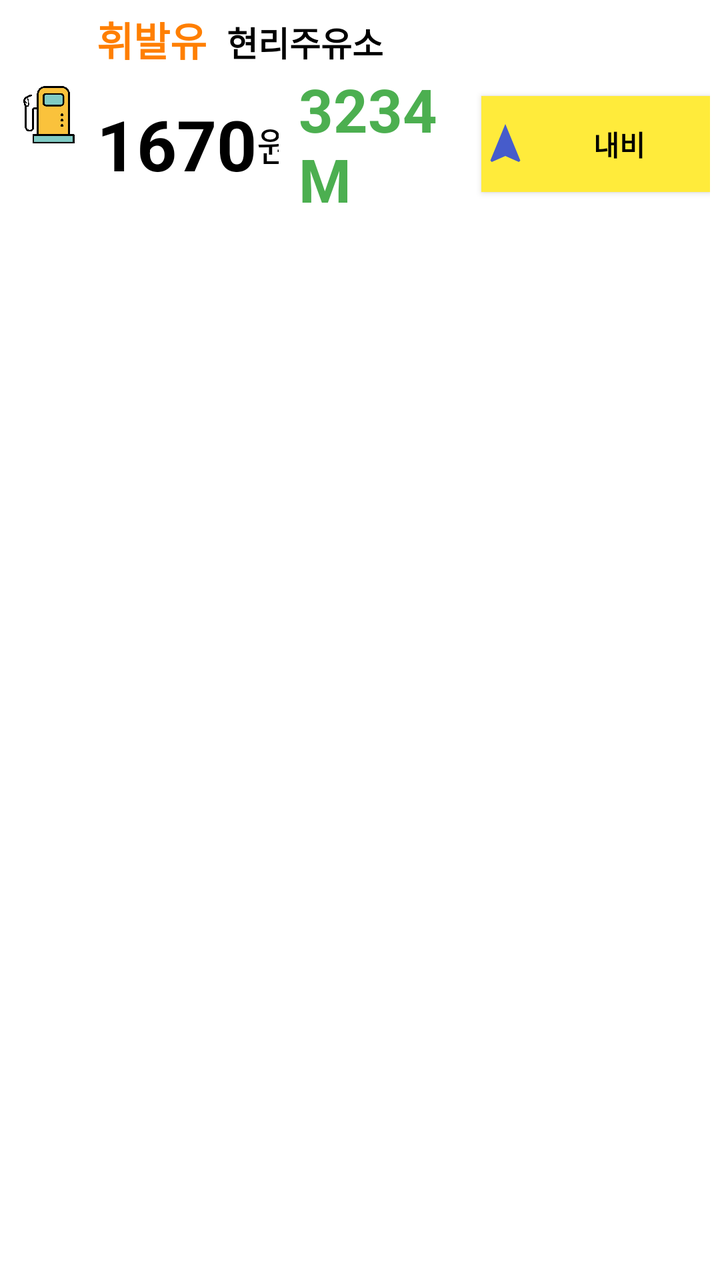
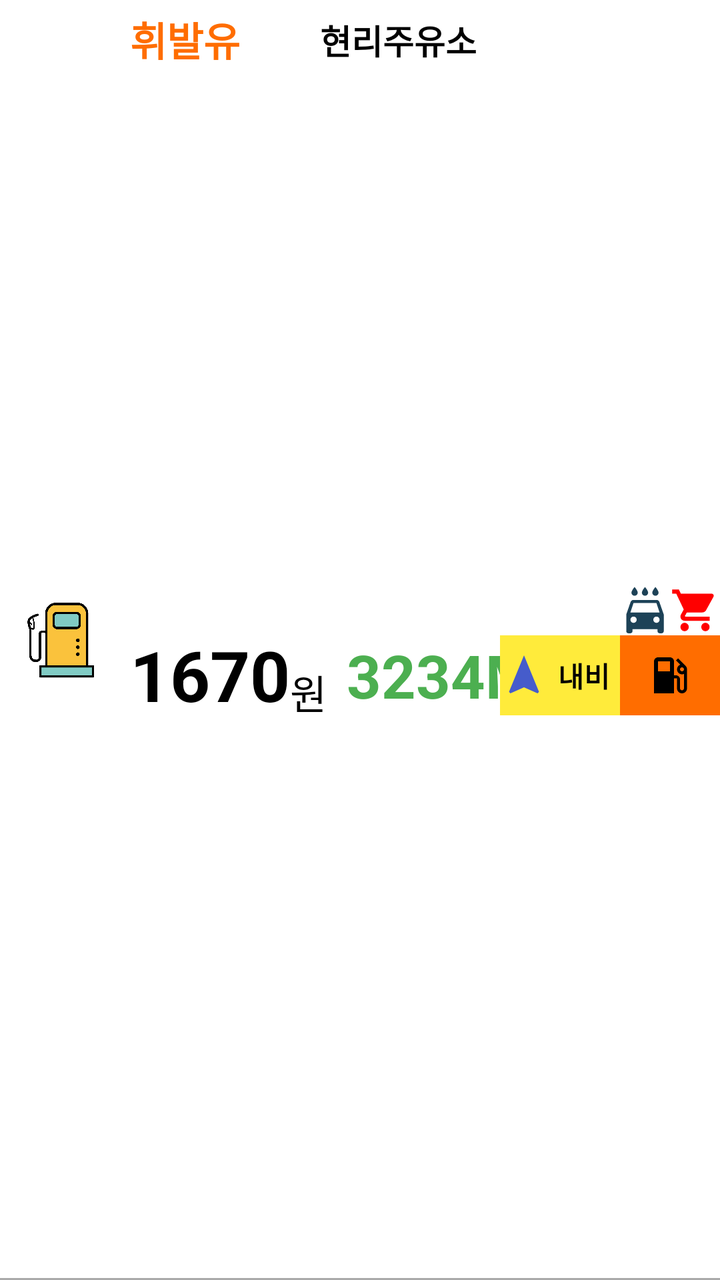

Two renders of the same Android screen: before a commit and after it. Below are the layout's source before the change and the commit's diff.
<!-- AndroidManifest.xml: application theme Theme.AppCompat.NoActionBar -->
<!-- res/layout/item_recyclerview.xml -->
<?xml version="1.0" encoding="utf-8"?>
<LinearLayout xmlns:android="http://schemas.android.com/apk/res/android"
    xmlns:app="http://schemas.android.com/apk/res-auto"
    xmlns:tools="http://schemas.android.com/tools"
    android:layout_width="match_parent"
    android:layout_height="wrap_content"
    android:background="#ffff"
    android:orientation="horizontal">

    <LinearLayout
        android:layout_width="match_parent"
        android:layout_height="wrap_content"
        android:gravity="center_vertical"
        android:orientation="horizontal"
        android:padding="5dp">

        <ImageView
            android:id="@+id/oil_image"
            android:layout_width="0dp"
            android:layout_height="match_parent"
            android:layout_weight="1.5"
            android:src="@drawable/oil_2" />

        <LinearLayout
            android:layout_width="0dp"
            android:layout_height="wrap_content"
            android:layout_marginLeft="5dp"
            android:layout_weight="12"
            android:orientation="vertical">

            <LinearLayout
                android:layout_weight="3"
                android:layout_width="match_parent"
                android:layout_height="0dp"
                android:orientation="horizontal">

                <TextView
                    android:id="@+id/oil_kind"
                    android:layout_width="wrap_content"
                    android:layout_height="wrap_content"
                    android:text="휘발유"
                    android:gravity="center"
                    android:textStyle="bold"
                    android:textColor="#ff7f00"
                    android:textSize="20sp" />

                <TextView
                    android:id="@+id/name"
                    android:layout_width="match_parent"
                    android:layout_height="wrap_content"
                    android:layout_marginLeft="10dp"
                    android:text="현리주유소"
                    android:textColor="#000000"
                    android:textSize="17sp"
                    android:textStyle="bold" />


            </LinearLayout>

            <LinearLayout
                android:layout_width="match_parent"
                android:layout_height="0dp"
                android:orientation="horizontal"
                android:layout_weight="5">

                <LinearLayout
                    android:layout_width="0dp"
                    android:layout_height="match_parent"
                    android:orientation="horizontal"
                    android:gravity="center_vertical"
                    android:layout_weight="0.8">

                    <TextView
                        android:id="@+id/price"
                        android:layout_width="wrap_content"
                        android:layout_height="wrap_content"
                        android:gravity="center_vertical"
                        android:text="1670"
                        android:textColor="#000000"
                        android:textSize="35dp"
                        android:autoSizeTextType="uniform"
                        android:textStyle="bold" />

                    <TextView
                        android:layout_width="wrap_content"
                        android:layout_height="wrap_content"
                        android:text="원"
                        android:gravity="center_vertical"
                        android:textSize="20sp"
                        android:textColor="#000000"
                        />


                </LinearLayout>


                <TextView
                    android:layout_marginLeft="10dp"
                    android:id="@+id/distance"
                    android:layout_width="0dp"
                    android:layout_height="wrap_content"
                    android:layout_weight="0.8"
                    android:text="3234M"
                    android:gravity="left"
                    android:layout_gravity="center_vertical"
                    android:textColor="#4CAF50"
                    android:textSize="30sp"
                    android:textStyle="bold" />


                <androidx.appcompat.widget.AppCompatButton
                    android:id="@+id/navi_button_kakao"
                    android:layout_width="0dp"
                    android:layout_height="wrap_content"
                    android:layout_weight="1"
                    android:text="내비"
                    android:drawableLeft="@drawable/navi_blue"
                    android:textColor="@color/black"
                    android:background="#FFEB3B"
                    android:layout_gravity="center_vertical"
                    android:textStyle="bold" />



            </LinearLayout>

        </LinearLayout>


    </LinearLayout>



    <View
        android:layout_width="match_parent"
        android:layout_height="1dp"
        android:layout_marginHorizontal="10dp"
        android:background="#aaa"/>


</LinearLayout>
<!-- resources referenced by this layout -->
<resources>
  <color name="black">#FF000000</color>
  <!-- drawable navi_blue (drawable) -->
  <vector android:height="24dp" android:tint="#465CCB"
      android:viewportHeight="24" android:viewportWidth="24"
      android:width="24dp" xmlns:android="http://schemas.android.com/apk/res/android">
      <path android:fillColor="@android:color/white" android:pathData="M12,2L4.5,20.29l0.71,0.71L12,18l6.79,3 0.71,-0.71z"/>
  </vector>
  <!-- drawable oil_2: png bitmap (drawable, 16014 bytes) -->
</resources>

<!-- the commit's change to res/layout/item_recyclerview.xml (unified diff, before → after) -->
@@ -1,141 +1,139 @@
 <?xml version="1.0" encoding="utf-8"?>
-<LinearLayout xmlns:android="http://schemas.android.com/apk/res/android"
+<androidx.constraintlayout.widget.ConstraintLayout xmlns:android="http://schemas.android.com/apk/res/android"
     xmlns:app="http://schemas.android.com/apk/res-auto"
     xmlns:tools="http://schemas.android.com/tools"
     android:layout_width="match_parent"
-    android:layout_height="wrap_content"
-    android:background="#ffff"
-    android:orientation="horizontal">
-
-    <LinearLayout
-        android:layout_width="match_parent"
-        android:layout_height="wrap_content"
-        android:gravity="center_vertical"
-        android:orientation="horizontal"
-        android:padding="5dp">
-
-        <ImageView
-            android:id="@+id/oil_image"
-            android:layout_width="0dp"
-            android:layout_height="match_parent"
-            android:layout_weight="1.5"
-            android:src="@drawable/oil_2" />
-
-        <LinearLayout
-            android:layout_width="0dp"
-            android:layout_height="wrap_content"
-            android:layout_marginLeft="5dp"
-            android:layout_weight="12"
-            android:orientation="vertical">
-
-            <LinearLayout
-                android:layout_weight="3"
-                android:layout_width="match_parent"
-                android:layout_height="0dp"
-                android:orientation="horizontal">
-
-                <TextView
-                    android:id="@+id/oil_kind"
-                    android:layout_width="wrap_content"
-                    android:layout_height="wrap_content"
-                    android:text="휘발유"
-                    android:gravity="center"
-                    android:textStyle="bold"
-                    android:textColor="#ff7f00"
-                    android:textSize="20sp" />
-
-                <TextView
-                    android:id="@+id/name"
-                    android:layout_width="match_parent"
-                    android:layout_height="wrap_content"
-                    android:layout_marginLeft="10dp"
-                    android:text="현리주유소"
-                    android:textColor="#000000"
-                    android:textSize="17sp"
-                    android:textStyle="bold" />
+    android:layout_height="100dp"
+    android:background="@color/white">
 
 
-            </LinearLayout>
+    <ImageView
+        android:id="@+id/oil_image"
+        android:layout_width="50dp"
+        android:layout_height="50dp"
+        android:layout_marginStart="5dp"
+        android:src="@drawable/oil_2"
+        app:layout_constraintBottom_toBottomOf="parent"
+        app:layout_constraintStart_toStartOf="parent"
+        app:layout_constraintTop_toTopOf="parent" />
 
-            <LinearLayout
-                android:layout_width="match_parent"
-                android:layout_height="0dp"
-                android:orientation="horizontal"
-                android:layout_weight="5">
+    <TextView
+        android:id="@+id/oil_kind"
+        android:layout_width="wrap_content"
+        android:layout_height="wrap_content"
+        android:layout_marginStart="10dp"
+        android:layout_marginTop="5dp"
+        android:text="휘발유"
+        android:textColor="@color/app_background"
+        android:textSize="20sp"
+        android:textStyle="bold"
+        app:layout_constraintStart_toEndOf="@+id/oil_image"
+        app:layout_constraintTop_toTopOf="parent" />
 
-                <LinearLayout
-                    android:layout_width="0dp"
-                    android:layout_height="match_parent"
-                    android:orientation="horizontal"
-                    android:gravity="center_vertical"
-                    android:layout_weight="0.8">
-
-                    <TextView
-                        android:id="@+id/price"
-                        android:layout_width="wrap_content"
-                        android:layout_height="wrap_content"
-                        android:gravity="center_vertical"
-                        android:text="1670"
-                        android:textColor="#000000"
-                        android:textSize="35dp"
-                        android:autoSizeTextType="uniform"
-                        android:textStyle="bold" />
-
-                    <TextView
-                        android:layout_width="wrap_content"
-                        android:layout_height="wrap_content"
-                        android:text="원"
-                        android:gravity="center_vertical"
-                        android:textSize="20sp"
-                        android:textColor="#000000"
-                        />
+    <TextView
+        android:id="@+id/name"
+        android:layout_width="wrap_content"
+        android:layout_height="wrap_content"
+        android:layout_marginStart="40dp"
+        android:text="현리주유소"
+        android:textColor="@color/black"
+        android:textSize="17sp"
+        android:textStyle="bold"
+        app:layout_constraintBottom_toBottomOf="@+id/oil_kind"
+        app:layout_constraintStart_toEndOf="@+id/oil_kind"
+        app:layout_constraintTop_toTopOf="@+id/oil_kind" />
 
 
-                </LinearLayout>
+    <TextView
+        android:id="@+id/price"
+        android:layout_width="wrap_content"
+        android:layout_height="wrap_content"
+        android:layout_marginStart="10dp"
+        android:gravity="center_vertical"
+        android:text="1670"
+        android:textColor="#000000"
+        android:textSize="35sp"
+        android:textStyle="bold"
+        app:layout_constraintBottom_toBottomOf="parent"
+        app:layout_constraintStart_toEndOf="@+id/oil_image"
+        app:layout_constraintTop_toBottomOf="@+id/oil_kind" />
+
+    <TextView
+        android:id="@+id/textView4"
+        android:layout_width="wrap_content"
+        android:layout_height="wrap_content"
+        android:text="@string/won"
+        android:textColor="#000000"
+        android:textSize="20sp"
+        app:layout_constraintBottom_toBottomOf="@+id/price"
+        app:layout_constraintStart_toEndOf="@+id/price" />
+
+    <TextView
+        android:id="@+id/distance"
+        android:layout_width="0dp"
+        android:layout_height="wrap_content"
+        android:layout_marginStart="10dp"
+        android:text="3234M"
+        android:textColor="#4CAF50"
+        android:textSize="30sp"
+        android:textStyle="bold"
+        app:layout_constraintBottom_toBottomOf="@+id/price"
+        app:layout_constraintStart_toEndOf="@+id/textView4"
+        app:layout_constraintTop_toTopOf="@+id/price" />
+
+    <TextView
+        android:id="@+id/navi_button_kakao"
+        android:layout_width="60dp"
+        android:layout_height="40dp"
+        android:background="#FFEB3B"
+        android:gravity="center"
+        android:text="@string/navi"
+        android:textColor="@color/black"
+        android:textStyle="bold"
+        app:drawableStartCompat="@drawable/navi_blue"
+        app:layout_constraintBottom_toBottomOf="@+id/distance"
+        app:layout_constraintEnd_toStartOf="@+id/intelButton"
+        app:layout_constraintTop_toTopOf="@+id/distance" />
+
+    <ImageButton
+        android:id="@+id/intelButton"
+        android:layout_width="50dp"
+        android:layout_height="40dp"
+        android:background="@color/app_background"
+        android:contentDescription="@string/gas_station_info_detail"
+        android:src="@drawable/gas"
+        app:layout_constraintBottom_toBottomOf="@+id/navi_button_kakao"
+        app:layout_constraintEnd_toEndOf="parent"
+        app:layout_constraintTop_toTopOf="@+id/navi_button_kakao" />
 
 
-                <TextView
-                    android:layout_marginLeft="10dp"
-                    android:id="@+id/distance"
-                    android:layout_width="0dp"
-                    android:layout_height="wrap_content"
-                    android:layout_weight="0.8"
-                    android:text="3234M"
-                    android:gravity="left"
-                    android:layout_gravity="center_vertical"
-                    android:textColor="#4CAF50"
-                    android:textSize="30sp"
-                    android:textStyle="bold" />
+    <ImageView
+        android:id="@+id/carWashStore"
+        android:layout_width="25dp"
+        android:layout_height="25dp"
+        android:contentDescription="@string/car_wash_exist"
+        android:src="@drawable/car_wash"
+        app:layout_constraintBottom_toTopOf="@+id/intelButton"
+        app:layout_constraintStart_toStartOf="@+id/intelButton" />
 
-
-                <androidx.appcompat.widget.AppCompatButton
-                    android:id="@+id/navi_button_kakao"
-                    android:layout_width="0dp"
-                    android:layout_height="wrap_content"
-                    android:layout_weight="1"
-                    android:text="내비"
-                    android:drawableLeft="@drawable/navi_blue"
-                    android:textColor="@color/black"
-                    android:background="#FFEB3B"
-                    android:layout_gravity="center_vertical"
-                    android:textStyle="bold" />
-
-
-
-            </LinearLayout>
-
-        </LinearLayout>
-
-
-    </LinearLayout>
-
-
+    <ImageView
+        android:id="@+id/conStore"
+        android:layout_width="25dp"
+        android:layout_height="25dp"
+        android:contentDescription="@string/convenience_store_exist"
+        android:src="@drawable/convenstore"
+        app:layout_constraintBottom_toBottomOf="@+id/carWashStore"
+        app:layout_constraintStart_toEndOf="@+id/carWashStore"
+        app:layout_constraintTop_toTopOf="@+id/carWashStore" />
 
     <View
         android:layout_width="match_parent"
         android:layout_height="1dp"
-        android:layout_marginHorizontal="10dp"
-        android:background="#aaa"/>
+        android:background="#aaa"
+        app:layout_constraintBottom_toBottomOf="parent"
+        app:layout_constraintStart_toStartOf="parent"
+        app:layout_constraintEnd_toEndOf="parent"/>
 
 
-</LinearLayout>
+
+</androidx.constraintlayout.widget.ConstraintLayout>
<!-- resource entries referenced after the edit -->
@@ -1,6 +1,26 @@
 <!-- resources referenced by this layout -->
 <resources>
+  <color name="app_background">#FF6D00</color>
   <color name="black">#FF000000</color>
+  <color name="white">#FFFFFFFF</color>
+  <!-- drawable car_wash (drawable) -->
+  <vector android:height="24dp" android:tint="#1D4257"
+      android:viewportHeight="24" android:viewportWidth="24"
+      android:width="24dp" xmlns:android="http://schemas.android.com/apk/res/android">
+      <path android:fillColor="@android:color/white" android:pathData="M17,5c0.83,0 1.5,-0.67 1.5,-1.5 0,-1 -1.5,-2.7 -1.5,-2.7s-1.5,1.7 -1.5,2.7c0,0.83 0.67,1.5 1.5,1.5zM12,5c0.83,0 1.5,-0.67 1.5,-1.5 0,-1 -1.5,-2.7 -1.5,-2.7s-1.5,1.7 -1.5,2.7c0,0.83 0.67,1.5 1.5,1.5zM7,5c0.83,0 1.5,-0.67 1.5,-1.5C8.5,2.5 7,0.8 7,0.8S5.5,2.5 5.5,3.5C5.5,4.33 6.17,5 7,5zM18.92,8.01C18.72,7.42 18.16,7 17.5,7h-11c-0.66,0 -1.21,0.42 -1.42,1.01L3,14v8c0,0.55 0.45,1 1,1h1c0.55,0 1,-0.45 1,-1v-1h12v1c0,0.55 0.45,1 1,1h1c0.55,0 1,-0.45 1,-1v-8l-2.08,-5.99zM6.5,18c-0.83,0 -1.5,-0.67 -1.5,-1.5S5.67,15 6.5,15s1.5,0.67 1.5,1.5S7.33,18 6.5,18zM17.5,18c-0.83,0 -1.5,-0.67 -1.5,-1.5s0.67,-1.5 1.5,-1.5 1.5,0.67 1.5,1.5 -0.67,1.5 -1.5,1.5zM5,13l1.5,-4.5h11L19,13L5,13z"/>
+  </vector>
+  <!-- drawable convenstore (drawable) -->
+  <vector android:height="24dp" android:tint="#FF0000"
+      android:viewportHeight="24" android:viewportWidth="24"
+      android:width="24dp" xmlns:android="http://schemas.android.com/apk/res/android">
+      <path android:fillColor="@android:color/white" android:pathData="M7,18c-1.1,0 -1.99,0.9 -1.99,2S5.9,22 7,22s2,-0.9 2,-2 -0.9,-2 -2,-2zM1,2v2h2l3.6,7.59 -1.35,2.45c-0.16,0.28 -0.25,0.61 -0.25,0.96 0,1.1 0.9,2 2,2h12v-2L7.42,15c-0.14,0 -0.25,-0.11 -0.25,-0.25l0.03,-0.12 0.9,-1.63h7.45c0.75,0 1.41,-0.41 1.75,-1.03l3.58,-6.49c0.08,-0.14 0.12,-0.31 0.12,-0.48 0,-0.55 -0.45,-1 -1,-1L5.21,4l-0.94,-2L1,2zM17,18c-1.1,0 -1.99,0.9 -1.99,2s0.89,2 1.99,2 2,-0.9 2,-2 -0.9,-2 -2,-2z"/>
+  </vector>
+  <!-- drawable gas (drawable) -->
+  <vector android:height="24dp" android:tint="#000000"
+      android:viewportHeight="24" android:viewportWidth="24"
+      android:width="24dp" xmlns:android="http://schemas.android.com/apk/res/android">
+      <path android:fillColor="@android:color/white" android:pathData="M19.77,7.23l0.01,-0.01 -3.72,-3.72L15,4.56l2.11,2.11c-0.94,0.36 -1.61,1.26 -1.61,2.33 0,1.38 1.12,2.5 2.5,2.5 0.36,0 0.69,-0.08 1,-0.21v7.21c0,0.55 -0.45,1 -1,1s-1,-0.45 -1,-1L17,14c0,-1.1 -0.9,-2 -2,-2h-1L14,5c0,-1.1 -0.9,-2 -2,-2L6,3c-1.1,0 -2,0.9 -2,2v16h10v-7.5h1.5v5c0,1.38 1.12,2.5 2.5,2.5s2.5,-1.12 2.5,-2.5L20.5,9c0,-0.69 -0.28,-1.32 -0.73,-1.77zM12,10L6,10L6,5h6v5zM18,10c-0.55,0 -1,-0.45 -1,-1s0.45,-1 1,-1 1,0.45 1,1 -0.45,1 -1,1z"/>
+  </vector>
   <!-- drawable navi_blue (drawable) -->
   <vector android:height="24dp" android:tint="#465CCB"
       android:viewportHeight="24" android:viewportWidth="24"
@@ -8,5 +28,10 @@
       <path android:fillColor="@android:color/white" android:pathData="M12,2L4.5,20.29l0.71,0.71L12,18l6.79,3 0.71,-0.71z"/>
   </vector>
   <!-- drawable oil_2: png bitmap (drawable, 16014 bytes) -->
+  <string name="car_wash_exist">세차장 유무</string>
+  <string name="convenience_store_exist">편의점 유무</string>
+  <string name="gas_station_info_detail">주유소 상세 정보</string>
+  <string name="navi">내비</string>
+  <string name="won">원</string>
 </resources>
 
